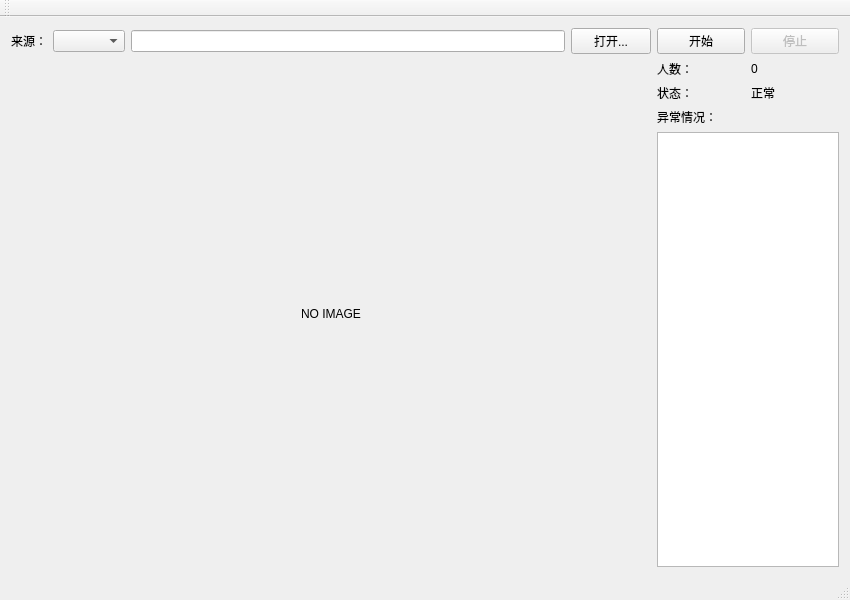
andudu/VEIDS, file VEIDS.ui: the form before one commit.
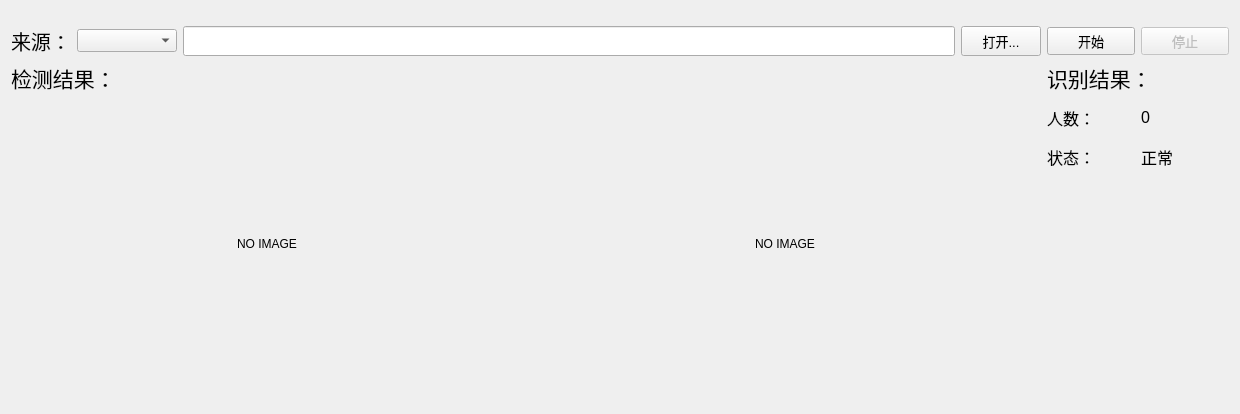
The form after the commit. Icons and pictures are not drawn.

What changed in the file:
```diff
--- a/VEIDS.ui
+++ b/VEIDS.ui
@@ -6,8 +6,8 @@
    <rect>
     <x>0</x>
     <y>0</y>
-    <width>850</width>
-    <height>600</height>
+    <width>1240</width>
+    <height>414</height>
    </rect>
   </property>
   <property name="windowTitle">
@@ -18,103 +18,367 @@
     <normaloff>:/new/ico/LWCap.ico</normaloff>:/new/ico/LWCap.ico</iconset>
   </property>
   <widget class="QWidget" name="centralWidget">
-   <layout class="QGridLayout" name="gridLayout">
-    <item row="1" column="0" rowspan="4" colspan="4">
-     <widget class="QLabel" name="IMAGE">
-      <property name="minimumSize">
-       <size>
-        <width>640</width>
-        <height>480</height>
-       </size>
-      </property>
-      <property name="text">
-       <string>NO IMAGE</string>
-      </property>
-      <property name="alignment">
-       <set>Qt::AlignCenter</set>
-      </property>
-     </widget>
-    </item>
-    <item row="0" column="0">
-     <widget class="QLabel" name="label">
-      <property name="text">
-       <string>来源：</string>
-      </property>
-     </widget>
-    </item>
-    <item row="2" column="4">
-     <widget class="QLabel" name="label_3">
-      <property name="text">
-       <string>状态：</string>
-      </property>
-     </widget>
-    </item>
-    <item row="0" column="5">
-     <widget class="QPushButton" name="stop_pushButton">
-      <property name="enabled">
-       <bool>false</bool>
-      </property>
-      <property name="text">
-       <string>停止</string>
-      </property>
-     </widget>
-    </item>
-    <item row="3" column="4" colspan="2">
-     <widget class="QLabel" name="label_4">
-      <property name="text">
-       <string>异常情况：</string>
-      </property>
-     </widget>
-    </item>
-    <item row="2" column="5">
-     <widget class="QLabel" name="state">
-      <property name="text">
-       <string>正常</string>
-      </property>
-     </widget>
-    </item>
-    <item row="4" column="4" colspan="2">
-     <widget class="QTextBrowser" name="unusual"/>
-    </item>
-    <item row="1" column="5">
-     <widget class="QLabel" name="number">
-      <property name="text">
-       <string>0</string>
-      </property>
-     </widget>
-    </item>
-    <item row="1" column="4">
-     <widget class="QLabel" name="label_2">
-      <property name="text">
-       <string>人数：</string>
-      </property>
-     </widget>
-    </item>
-    <item row="0" column="4">
-     <widget class="QPushButton" name="start_pushButton">
-      <property name="enabled">
-       <bool>true</bool>
-      </property>
-      <property name="text">
-       <string>开始</string>
-      </property>
-     </widget>
-    </item>
-    <item row="0" column="3">
-     <widget class="QPushButton" name="select_pushButton">
-      <property name="enabled">
-       <bool>true</bool>
-      </property>
-      <property name="text">
-       <string>打开...</string>
-      </property>
-     </widget>
-    </item>
-    <item row="0" column="1">
-     <widget class="QComboBox" name="source_comboBox"/>
-    </item>
-    <item row="0" column="2">
-     <widget class="QLineEdit" name="source_lineEdit"/>
+   <layout class="QVBoxLayout" name="verticalLayout">
+    <item>
+     <layout class="QGridLayout" name="gridLayout">
+      <item row="0" column="0">
+       <widget class="QLabel" name="label">
+        <property name="sizePolicy">
+         <sizepolicy hsizetype="Minimum" vsizetype="Preferred">
+          <horstretch>0</horstretch>
+          <verstretch>0</verstretch>
+         </sizepolicy>
+        </property>
+        <property name="maximumSize">
+         <size>
+          <width>60</width>
+          <height>16777215</height>
+         </size>
+        </property>
+        <property name="styleSheet">
+         <string notr="true">font: 75 15pt;</string>
+        </property>
+        <property name="text">
+         <string>来源：</string>
+        </property>
+       </widget>
+      </item>
+      <item row="0" column="1">
+       <widget class="QComboBox" name="source_comboBox">
+        <property name="sizePolicy">
+         <sizepolicy hsizetype="Minimum" vsizetype="Fixed">
+          <horstretch>0</horstretch>
+          <verstretch>0</verstretch>
+         </sizepolicy>
+        </property>
+        <property name="maximumSize">
+         <size>
+          <width>100</width>
+          <height>16777215</height>
+         </size>
+        </property>
+        <property name="styleSheet">
+         <string notr="true">font: 75 10pt;</string>
+        </property>
+       </widget>
+      </item>
+      <item row="0" column="2" colspan="2">
+       <widget class="QLineEdit" name="source_lineEdit">
+        <property name="sizePolicy">
+         <sizepolicy hsizetype="Expanding" vsizetype="Minimum">
+          <horstretch>0</horstretch>
+          <verstretch>0</verstretch>
+         </sizepolicy>
+        </property>
+        <property name="styleSheet">
+         <string notr="true">font: 75 10pt;</string>
+        </property>
+        <property name="text">
+         <string/>
+        </property>
+       </widget>
+      </item>
+      <item row="0" column="4">
+       <widget class="QPushButton" name="select_pushButton">
+        <property name="enabled">
+         <bool>true</bool>
+        </property>
+        <property name="sizePolicy">
+         <sizepolicy hsizetype="Expanding" vsizetype="Minimum">
+          <horstretch>0</horstretch>
+          <verstretch>0</verstretch>
+         </sizepolicy>
+        </property>
+        <property name="maximumSize">
+         <size>
+          <width>80</width>
+          <height>16777215</height>
+         </size>
+        </property>
+        <property name="styleSheet">
+         <string notr="true">font: 75 10pt;</string>
+        </property>
+        <property name="text">
+         <string>打开...</string>
+        </property>
+       </widget>
+      </item>
+      <item row="0" column="5">
+       <widget class="QPushButton" name="start_pushButton">
+        <property name="enabled">
+         <bool>true</bool>
+        </property>
+        <property name="styleSheet">
+         <string notr="true">font: 75 10pt;</string>
+        </property>
+        <property name="text">
+         <string>开始</string>
+        </property>
+        <property name="shortcut">
+         <string>Return</string>
+        </property>
+       </widget>
+      </item>
+      <item row="0" column="6">
+       <widget class="QPushButton" name="stop_pushButton">
+        <property name="enabled">
+         <bool>false</bool>
+        </property>
+        <property name="styleSheet">
+         <string notr="true">font: 75 10pt;</string>
+        </property>
+        <property name="text">
+         <string>停止</string>
+        </property>
+        <property name="shortcut">
+         <string>Space</string>
+        </property>
+        <property name="checkable">
+         <bool>false</bool>
+        </property>
+       </widget>
+      </item>
+      <item row="1" column="0" colspan="2">
+       <widget class="QLabel" name="label_9">
+        <property name="sizePolicy">
+         <sizepolicy hsizetype="Preferred" vsizetype="Fixed">
+          <horstretch>0</horstretch>
+          <verstretch>0</verstretch>
+         </sizepolicy>
+        </property>
+        <property name="styleSheet">
+         <string notr="true">font: 75 16pt;</string>
+        </property>
+        <property name="text">
+         <string>检测结果：</string>
+        </property>
+       </widget>
+      </item>
+      <item row="1" column="5" colspan="2">
+       <widget class="QLabel" name="label_10">
+        <property name="sizePolicy">
+         <sizepolicy hsizetype="Preferred" vsizetype="Fixed">
+          <horstretch>0</horstretch>
+          <verstretch>0</verstretch>
+         </sizepolicy>
+        </property>
+        <property name="styleSheet">
+         <string notr="true">font: 75 16pt;</string>
+        </property>
+        <property name="text">
+         <string>识别结果：</string>
+        </property>
+       </widget>
+      </item>
+      <item row="2" column="0" rowspan="7" colspan="3">
+       <widget class="QLabel" name="IMAGE">
+        <property name="minimumSize">
+         <size>
+          <width>512</width>
+          <height>288</height>
+         </size>
+        </property>
+        <property name="maximumSize">
+         <size>
+          <width>512</width>
+          <height>288</height>
+         </size>
+        </property>
+        <property name="text">
+         <string>NO IMAGE</string>
+        </property>
+        <property name="alignment">
+         <set>Qt::AlignCenter</set>
+        </property>
+       </widget>
+      </item>
+      <item row="2" column="3" rowspan="7" colspan="2">
+       <widget class="QLabel" name="IMAGE_2">
+        <property name="minimumSize">
+         <size>
+          <width>512</width>
+          <height>288</height>
+         </size>
+        </property>
+        <property name="maximumSize">
+         <size>
+          <width>512</width>
+          <height>288</height>
+         </size>
+        </property>
+        <property name="text">
+         <string>NO IMAGE</string>
+        </property>
+        <property name="alignment">
+         <set>Qt::AlignCenter</set>
+        </property>
+       </widget>
+      </item>
+      <item row="2" column="5">
+       <widget class="QLabel" name="label_2">
+        <property name="sizePolicy">
+         <sizepolicy hsizetype="Preferred" vsizetype="Fixed">
+          <horstretch>0</horstretch>
+          <verstretch>0</verstretch>
+         </sizepolicy>
+        </property>
+        <property name="styleSheet">
+         <string notr="true">font: 75 12pt;</string>
+        </property>
+        <property name="text">
+         <string>人数：</string>
+        </property>
+       </widget>
+      </item>
+      <item row="2" column="6">
+       <widget class="QLabel" name="number">
+        <property name="sizePolicy">
+         <sizepolicy hsizetype="Preferred" vsizetype="Fixed">
+          <horstretch>0</horstretch>
+          <verstretch>0</verstretch>
+         </sizepolicy>
+        </property>
+        <property name="styleSheet">
+         <string notr="true">font: 75 12pt;</string>
+        </property>
+        <property name="text">
+         <string>0</string>
+        </property>
+       </widget>
+      </item>
+      <item row="3" column="5">
+       <widget class="QLabel" name="label_3">
+        <property name="sizePolicy">
+         <sizepolicy hsizetype="Preferred" vsizetype="Fixed">
+          <horstretch>0</horstretch>
+          <verstretch>0</verstretch>
+         </sizepolicy>
+        </property>
+        <property name="styleSheet">
+         <string notr="true">font: 75 12pt;</string>
+        </property>
+        <property name="text">
+         <string>状态：</string>
+        </property>
+       </widget>
+      </item>
+      <item row="3" column="6">
+       <widget class="QLabel" name="state">
+        <property name="sizePolicy">
+         <sizepolicy hsizetype="Preferred" vsizetype="Fixed">
+          <horstretch>0</horstretch>
+          <verstretch>0</verstretch>
+         </sizepolicy>
+        </property>
+        <property name="styleSheet">
+         <string notr="true">font: 75 12pt;</string>
+        </property>
+        <property name="text">
+         <string>正常</string>
+        </property>
+       </widget>
+      </item>
+      <item row="4" column="5" colspan="2">
+       <widget class="QLabel" name="abnormity_1">
+        <property name="sizePolicy">
+         <sizepolicy hsizetype="Preferred" vsizetype="Fixed">
+          <horstretch>0</horstretch>
+          <verstretch>0</verstretch>
+         </sizepolicy>
+        </property>
+        <property name="styleSheet">
+         <string notr="true">color: rgb(255, 131, 69);
+font: 75 20pt;</string>
+        </property>
+        <property name="text">
+         <string/>
+        </property>
+        <property name="alignment">
+         <set>Qt::AlignCenter</set>
+        </property>
+       </widget>
+      </item>
+      <item row="5" column="5" colspan="2">
+       <widget class="QLabel" name="abnormity_2">
+        <property name="sizePolicy">
+         <sizepolicy hsizetype="Preferred" vsizetype="Fixed">
+          <horstretch>0</horstretch>
+          <verstretch>0</verstretch>
+         </sizepolicy>
+        </property>
+        <property name="styleSheet">
+         <string notr="true">color: rgb(255, 131, 69);
+font: 75 20pt;</string>
+        </property>
+        <property name="text">
+         <string/>
+        </property>
+        <property name="alignment">
+         <set>Qt::AlignCenter</set>
+        </property>
+       </widget>
+      </item>
+      <item row="6" column="5" colspan="2">
+       <widget class="QLabel" name="abnormity_3">
+        <property name="sizePolicy">
+         <sizepolicy hsizetype="Preferred" vsizetype="Fixed">
+          <horstretch>0</horstretch>
+          <verstretch>0</verstretch>
+         </sizepolicy>
+        </property>
+        <property name="styleSheet">
+         <string notr="true">color: rgb(0, 0, 255);
+font: 75 20pt;</string>
+        </property>
+        <property name="text">
+         <string/>
+        </property>
+        <property name="alignment">
+         <set>Qt::AlignCenter</set>
+        </property>
+       </widget>
+      </item>
+      <item row="7" column="5" colspan="2">
+       <widget class="QLabel" name="abnormity_4">
+        <property name="sizePolicy">
+         <sizepolicy hsizetype="Preferred" vsizetype="Fixed">
+          <horstretch>0</horstretch>
+          <verstretch>0</verstretch>
+         </sizepolicy>
+        </property>
+        <property name="styleSheet">
+         <string notr="true">color: rgb(255, 0, 0);
+font: 75 20pt;</string>
+        </property>
+        <property name="text">
+         <string/>
+        </property>
+        <property name="alignment">
+         <set>Qt::AlignCenter</set>
+        </property>
+       </widget>
+      </item>
+      <item row="8" column="5" colspan="2">
+       <widget class="QLabel" name="abnormity_5">
+        <property name="sizePolicy">
+         <sizepolicy hsizetype="Preferred" vsizetype="Fixed">
+          <horstretch>0</horstretch>
+          <verstretch>0</verstretch>
+         </sizepolicy>
+        </property>
+        <property name="styleSheet">
+         <string notr="true">color: rgb(255, 0, 0);
+font: 75 20pt;</string>
+        </property>
+        <property name="text">
+         <string/>
+        </property>
+        <property name="alignment">
+         <set>Qt::AlignCenter</set>
+        </property>
+       </widget>
+      </item>
+     </layout>
     </item>
    </layout>
   </widget>
@@ -128,15 +392,6 @@
     </rect>
    </property>
   </widget>
-  <widget class="QToolBar" name="mainToolBar">
-   <attribute name="toolBarArea">
-    <enum>TopToolBarArea</enum>
-   </attribute>
-   <attribute name="toolBarBreak">
-    <bool>false</bool>
-   </attribute>
-  </widget>
-  <widget class="QStatusBar" name="statusBar"/>
  </widget>
  <layoutdefault spacing="6" margin="11"/>
  <resources>
```
Left out of the diff: 2 changed lines with no effect on the pictures.
